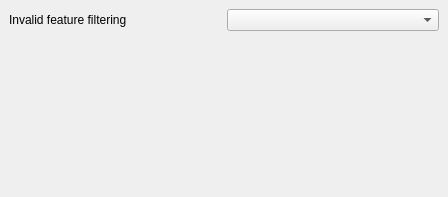
Qt form src/ui/processing/qgsprocessingcontextoptionsbase.ui (carsmie/QGIS) before a commit.
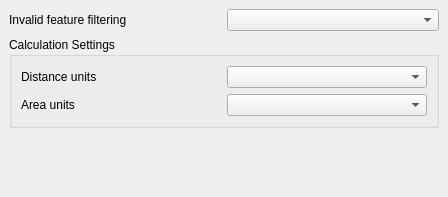
The same form after that commit. Custom widgets are drawn as their Qt base class.

Commit message: Allow overriding the distance and area units in algorithm settings

```diff
--- a/src/ui/processing/qgsprocessingcontextoptionsbase.ui
+++ b/src/ui/processing/qgsprocessingcontextoptionsbase.ui
@@ -54,7 +54,7 @@
          </property>
         </widget>
        </item>
-       <item row="2" column="0">
+       <item row="3" column="0">
         <spacer name="verticalSpacer">
          <property name="orientation">
           <enum>Qt::Vertical</enum>
@@ -74,6 +74,35 @@
          </property>
         </widget>
        </item>
+       <item row="2" column="0" colspan="2">
+        <widget class="QGroupBox" name="groupBox">
+         <property name="title">
+          <string>Calculation Settings</string>
+         </property>
+         <layout class="QGridLayout" name="gridLayout_2">
+          <item row="0" column="0">
+           <widget class="QLabel" name="label_2">
+            <property name="text">
+             <string>Distance units</string>
+            </property>
+           </widget>
+          </item>
+          <item row="0" column="1">
+           <widget class="QComboBox" name="mDistanceUnitsCombo"/>
+          </item>
+          <item row="1" column="0">
+           <widget class="QLabel" name="label_3">
+            <property name="text">
+             <string>Area units</string>
+            </property>
+           </widget>
+          </item>
+          <item row="1" column="1">
+           <widget class="QComboBox" name="mAreaUnitsCombo"/>
+          </item>
+         </layout>
+        </widget>
+       </item>
       </layout>
      </widget>
     </widget>
```
Left out of the diff: 16 changed lines with no effect on the pictures. The commit also changes 2 other files.
